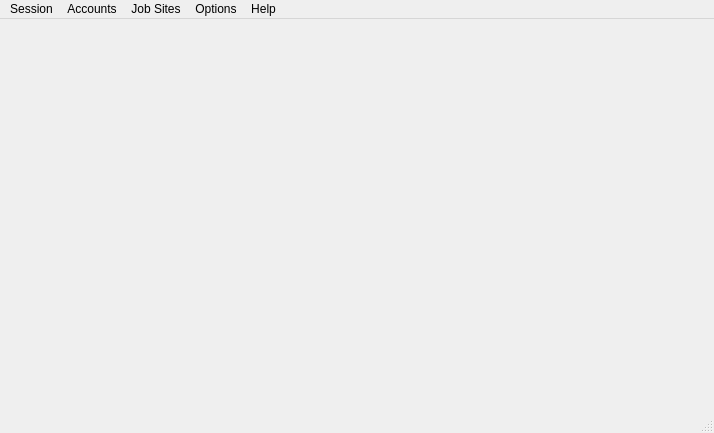
Above: ui/main_window.ui from FruitfulApproach/GoodJob before the change. Below: the same form after it.
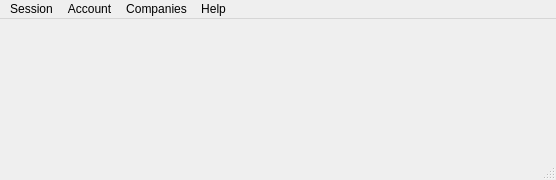
That is the form after the change. Icons and pictures are not drawn.

Commit message: Some work done on account creation thread class

What changed in the file:
```diff
--- a/ui/main_window.ui
+++ b/ui/main_window.ui
@@ -6,8 +6,8 @@
    <rect>
     <x>0</x>
     <y>0</y>
-    <width>714</width>
-    <height>433</height>
+    <width>556</width>
+    <height>180</height>
    </rect>
   </property>
   <property name="windowTitle">
@@ -46,7 +46,7 @@
     <rect>
      <x>0</x>
      <y>0</y>
-     <width>714</width>
+     <width>556</width>
      <height>21</height>
     </rect>
    </property>
@@ -60,9 +60,9 @@
     <addaction name="actionExit"/>
     <addaction name="actionAuto_Save"/>
    </widget>
-   <widget class="QMenu" name="menuJobs">
+   <widget class="QMenu" name="menuCompanies">
     <property name="title">
-     <string>Job Sites</string>
+     <string>Companies</string>
     </property>
     <addaction name="actionAdd_New"/>
     <addaction name="actionEdit_List"/>
@@ -76,21 +76,14 @@
    </widget>
    <widget class="QMenu" name="menuAccounts">
     <property name="title">
-     <string>Accounts</string>
+     <string>Account</string>
     </property>
     <addaction name="actionCreateAccount"/>
     <addaction name="actionEdit_List_2"/>
-    <addaction name="actionSwitch_To"/>
-   </widget>
-   <widget class="QMenu" name="menuOptions_2">
-    <property name="title">
-     <string>Options</string>
-    </property>
    </widget>
    <addaction name="menuOptions"/>
    <addaction name="menuAccounts"/>
-   <addaction name="menuJobs"/>
-   <addaction name="menuOptions_2"/>
+   <addaction name="menuCompanies"/>
    <addaction name="menuHelp"/>
   </widget>
   <widget class="QStatusBar" name="statusbar"/>
```
Left out of the diff: 2 changed lines with no effect on the pictures. The commit also changes 12 other files.
